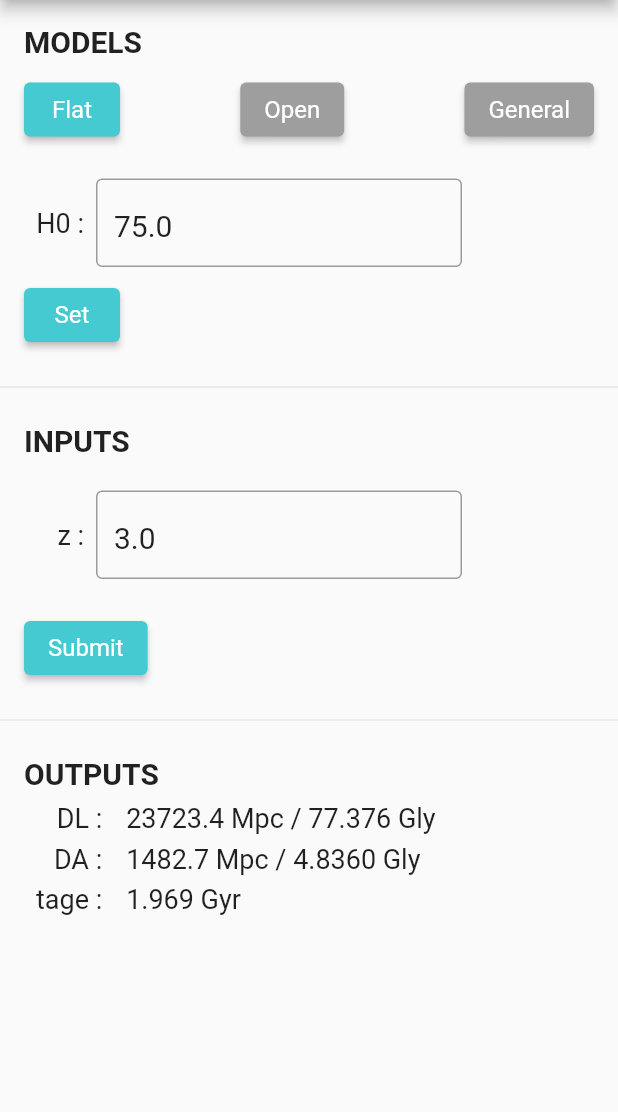
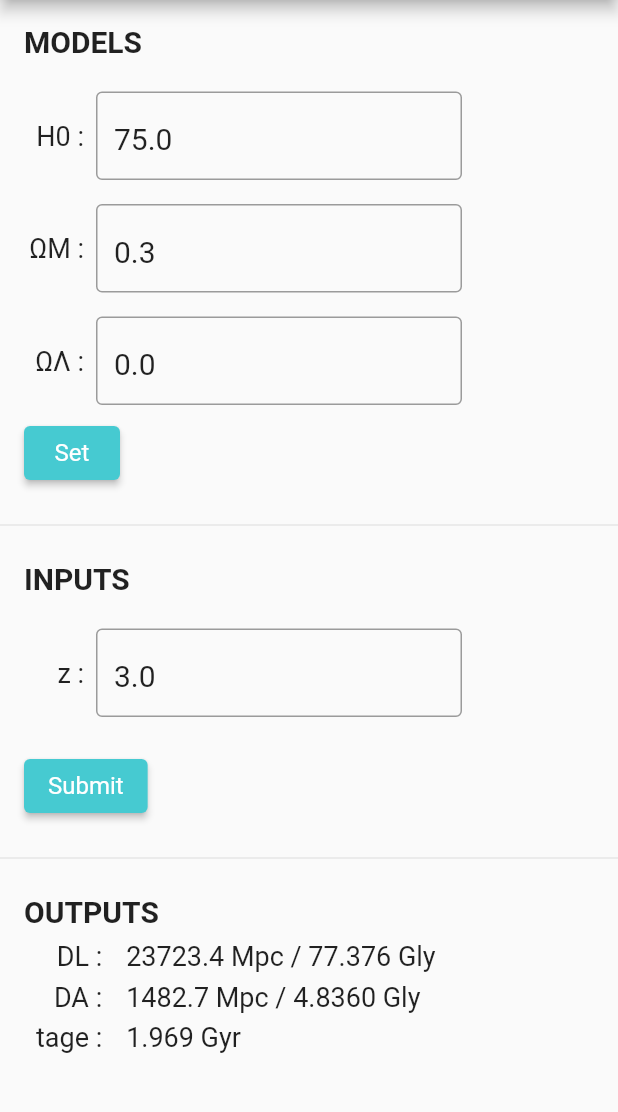
Before and after one commit to boshishuoshuo/cosmology_calculator, a Flutter app: the screen it shows after launch, on a phone screen of 412 x 824 dp, the part 84-1196 px from its top. Run offline on Flutter 3.47's test engine with Material 2 defaults, Android fonts, the light colour scheme and no system bars; drawn by our look-alikes of easy_rich_text.

Commit message:
Remove universe model button; Set model default to general

```diff
--- a/lib/providers/calculator.dart
+++ b/lib/providers/calculator.dart
@@ -8,7 +8,7 @@ class Calculator with ChangeNotifier {
   final double Tyr = 977.8; //coefficent for converting 1/H into Gyr
   final double c = 299792.458; // velocity of light in km/sec
   final int n = 1000;
-  Universe selectedModel = Universe.flat;
+  Universe selectedModel = Universe.general;
 
   final Map<String, double?> _results = {
     'z': 3.0,
--- a/lib/widgets/select_universe.dart
+++ b/lib/widgets/select_universe.dart
@@ -54,45 +54,6 @@ class _SelectUniverseState extends State<SelectUniverse> {
               fontSize: 20,
               fontWeight: FontWeight.bold,
             ),
-          ),
-          const SizedBox(height: 10),
-          Row(
-            mainAxisAlignment: MainAxisAlignment.spaceBetween,
-            children: [
-              ElevatedButton(
-                onPressed: () {
-                  return calculator.selectUniverse(Universe.flat);
-                },
-                child: const Text('Flat'),
-                style: ElevatedButton.styleFrom(
-                  primary: calculator.selectedModel == Universe.flat
-                      ? Theme.of(context).primaryColor
-                      : Colors.grey,
-                ),
-              ),
-              ElevatedButton(
-                onPressed: () {
-                  return calculator.selectUniverse(Universe.open);
-                },
-                child: const Text('Open'),
-                style: ElevatedButton.styleFrom(
-                  primary: calculator.selectedModel == Universe.open
-                      ? Theme.of(context).primaryColor
-                      : Colors.grey,
-                ),
-              ),
-              ElevatedButton(
-                onPressed: () {
-                  return calculator.selectUniverse(Universe.general);
-                },
-                child: const Text('General'),
-                style: ElevatedButton.styleFrom(
-                  primary: calculator.selectedModel == Universe.general
-                      ? Theme.of(context).primaryColor
-                      : Colors.grey,
-                ),
-              ),
-            ],
           ),
           const SizedBox(height: 14),
           Form(
```
